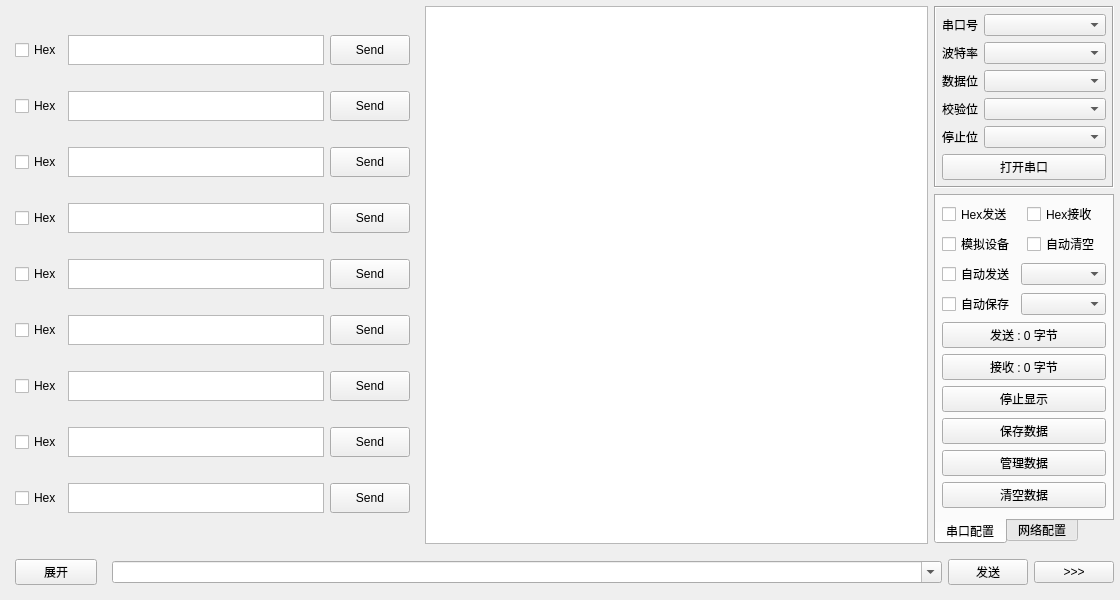
First picture: the form in comtool/form/frmcomtool.ui, repository zhq566/comtool, before the edit.
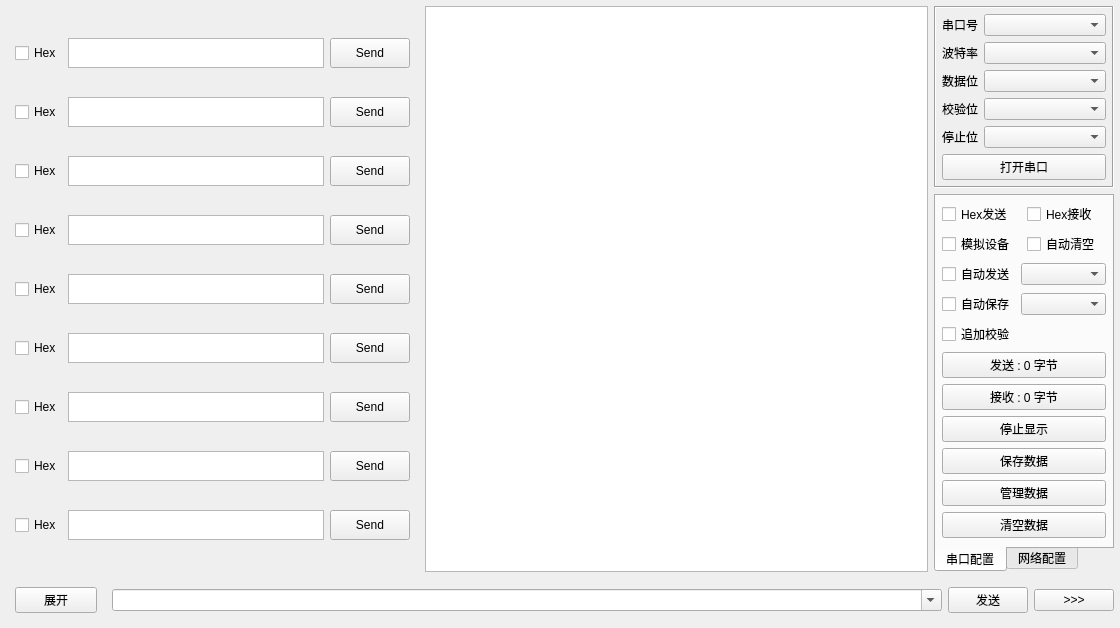
Second picture: the form after the edit. Custom widgets are drawn as their Qt base class.

Commit message: [code add] 1、添加追加校验的窗口，功能未实现。已可弹窗 2、修正部分warning

The edit to the form file:
```diff
--- a/comtool/form/frmcomtool.ui
+++ b/comtool/form/frmcomtool.ui
@@ -590,6 +590,13 @@
             <property name="bottomMargin">
              <number>6</number>
             </property>
+            <item row="4" column="0" colspan="2">
+             <widget class="QPushButton" name="btnSendCount">
+              <property name="text">
+               <string>发送 : 0 字节</string>
+              </property>
+             </widget>
+            </item>
             <item row="0" column="0">
              <widget class="QCheckBox" name="ckHexSend">
               <property name="text">
@@ -597,10 +604,37 @@
               </property>
              </widget>
             </item>
-            <item row="0" column="1">
-             <widget class="QCheckBox" name="ckHexReceive">
+            <item row="6" column="0" colspan="2">
+             <widget class="QPushButton" name="btnStopShow">
               <property name="text">
-               <string>Hex接收</string>
+               <string>停止显示</string>
+              </property>
+             </widget>
+            </item>
+            <item row="7" column="0" colspan="2">
+             <widget class="QPushButton" name="btnSave">
+              <property name="text">
+               <string>保存数据</string>
+              </property>
+             </widget>
+            </item>
+            <item row="11" column="0" colspan="2">
+             <spacer name="verticalSpacer">
+              <property name="orientation">
+               <enum>Qt::Vertical</enum>
+              </property>
+              <property name="sizeHint" stdset="0">
+               <size>
+                <width>20</width>
+                <height>2</height>
+               </size>
+              </property>
+             </spacer>
+            </item>
+            <item row="9" column="0" colspan="2">
+             <widget class="QPushButton" name="btnClear">
+              <property name="text">
+               <string>清空数据</string>
               </property>
              </widget>
             </item>
@@ -611,6 +645,13 @@
               </property>
              </widget>
             </item>
+            <item row="8" column="0" colspan="2">
+             <widget class="QPushButton" name="btnData">
+              <property name="text">
+               <string>管理数据</string>
+              </property>
+             </widget>
+            </item>
             <item row="1" column="1">
              <widget class="QCheckBox" name="ckAutoClear">
               <property name="text">
@@ -656,61 +697,27 @@
               </item>
              </layout>
             </item>
-            <item row="3" column="0" colspan="2">
-             <widget class="QPushButton" name="btnSendCount">
+            <item row="0" column="1">
+             <widget class="QCheckBox" name="ckHexReceive">
               <property name="text">
-               <string>发送 : 0 字节</string>
+               <string>Hex接收</string>
               </property>
              </widget>
             </item>
-            <item row="4" column="0" colspan="2">
+            <item row="5" column="0" colspan="2">
              <widget class="QPushButton" name="btnReceiveCount">
               <property name="text">
                <string>接收 : 0 字节</string>
               </property>
              </widget>
             </item>
-            <item row="5" column="0" colspan="2">
-             <widget class="QPushButton" name="btnStopShow">
+            <item row="3" column="0">
+             <widget class="QCheckBox" name="cbTc">
               <property name="text">
-               <string>停止显示</string>
+               <string>追加校验</string>
               </property>
              </widget>
             </item>
-            <item row="6" column="0" colspan="2">
-             <widget class="QPushButton" name="btnSave">
-              <property name="text">
-               <string>保存数据</string>
-              </property>
-             </widget>
-            </item>
-            <item row="7" column="0" colspan="2">
-             <widget class="QPushButton" name="btnData">
-              <property name="text">
-               <string>管理数据</string>
-              </property>
-             </widget>
-            </item>
-            <item row="8" column="0" colspan="2">
-             <widget class="QPushButton" name="btnClear">
-              <property name="text">
-               <string>清空数据</string>
-              </property>
-             </widget>
-            </item>
-            <item row="9" column="0" colspan="2">
-             <spacer name="verticalSpacer">
-              <property name="orientation">
-               <enum>Qt::Vertical</enum>
-              </property>
-              <property name="sizeHint" stdset="0">
-               <size>
-                <width>20</width>
-                <height>2</height>
-               </size>
-              </property>
-             </spacer>
-            </item>
            </layout>
           </widget>
           <widget class="QWidget" name="tab_2">
```
The commit also changes 6 other files.
